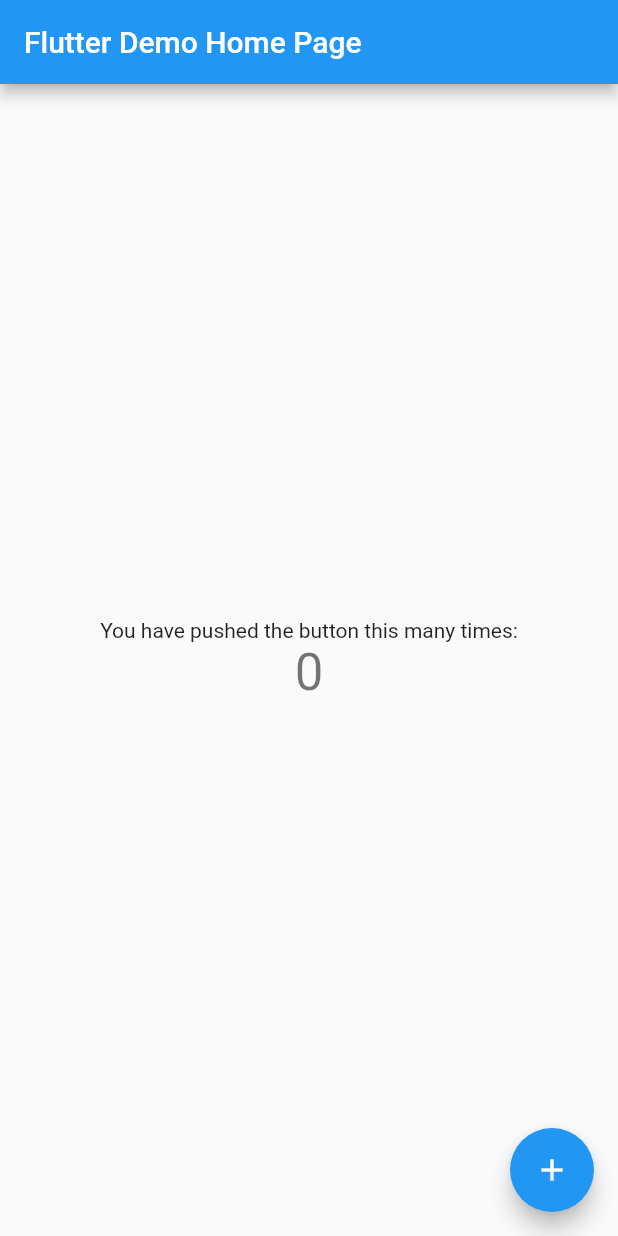
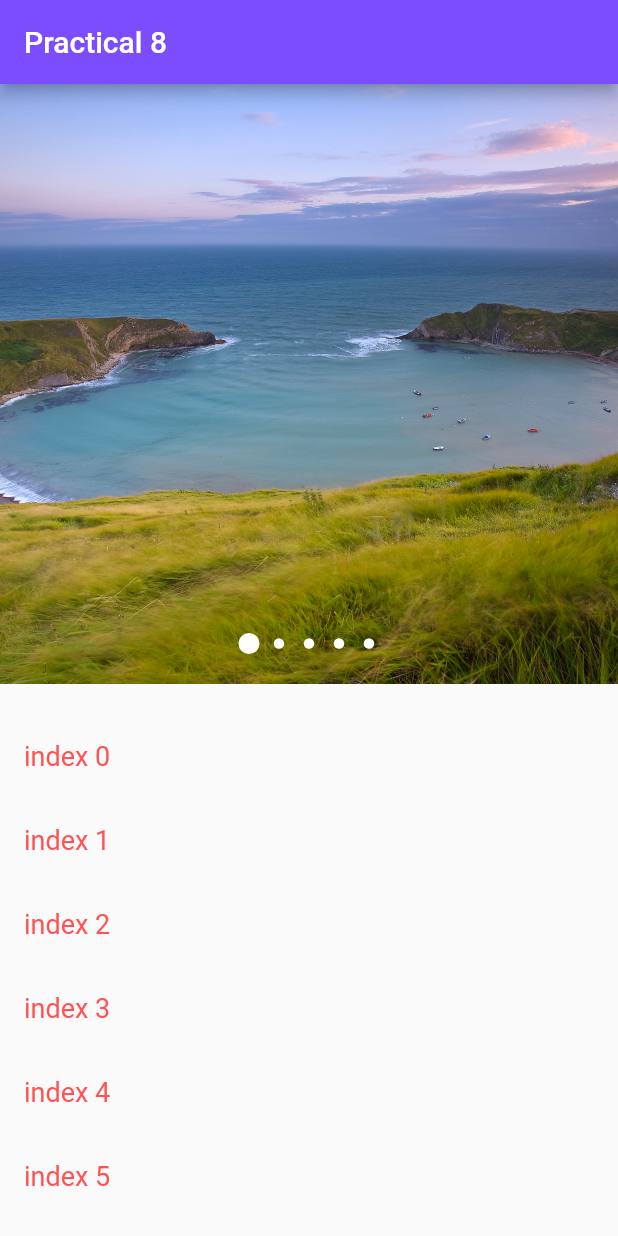
Before and after one commit to rdtank/WCMC, a Flutter app: the screen it shows after launch, on a phone screen of 412 x 824 dp. Run offline on Flutter 3.47's test engine with Material 2 defaults, Android fonts, the phone set to English and light mode, and no system bars; drawn by our look-alikes of carousel_pro; our stand-ins replace fluttertoast; missing offline and left inert: torch.

Commit message:
Practical 8

```diff
--- a/practical_8/lib/main.dart
+++ b/practical_8/lib/main.dart
@@ -1,111 +1,59 @@
 import 'package:flutter/material.dart';
+import 'package:carousel_pro/carousel_pro.dart';
 
 void main() => runApp(MyApp());
 
 class MyApp extends StatelessWidget {
-  // This widget is the root of your application.
   @override
   Widget build(BuildContext context) {
     return MaterialApp(
-      title: 'Flutter Demo',
-      theme: ThemeData(
-        // This is the theme of your application.
-        //
-        // Try running your application with "flutter run". You'll see the
-        // application has a blue toolbar. Then, without quitting the app, try
-        // changing the primarySwatch below to Colors.green and then invoke
-        // "hot reload" (press "r" in the console where you ran "flutter run",
-        // or simply save your changes to "hot reload" in a Flutter IDE).
-        // Notice that the counter didn't reset back to zero; the application
-        // is not restarted.
-        primarySwatch: Colors.blue,
-      ),
-      home: MyHomePage(title: 'Flutter Demo Home Page'),
+      title: 'Carousel',
+      home: MyCarousel(),
     );
   }
 }
 
-class MyHomePage extends StatefulWidget {
-  MyHomePage({Key key, this.title}) : super(key: key);
-
-  // This widget is the home page of your application. It is stateful, meaning
-  // that it has a State object (defined below) that contains fields that affect
-  // how it looks.
-
-  // This class is the configuration for the state. It holds the values (in this
-  // case the title) provided by the parent (in this case the App widget) and
-  // used by the build method of the State. Fields in a Widget subclass are
-  // always marked "final".
-
-  final String title;
-
-  @override
-  _MyHomePageState createState() => _MyHomePageState();
-}
-
-class _MyHomePageState extends State<MyHomePage> {
-  int _counter = 0;
-
-  void _incrementCounter() {
-    setState(() {
-      // This call to setState tells the Flutter framework that something has
-      // changed in this State, which causes it to rerun the build method below
-      // so that the display can reflect the updated values. If we changed
-      // _counter without calling setState(), then the build method would not be
-      // called again, and so nothing would appear to happen.
-      _counter++;
-    });
-  }
-
+class MyCarousel extends StatelessWidget {
   @override
   Widget build(BuildContext context) {
-    // This method is rerun every time setState is called, for instance as done
-    // by the _incrementCounter method above.
-    //
-    // The Flutter framework has been optimized to make rerunning build methods
-    // fast, so that you can just rebuild anything that needs updating rather
-    // than having to individually change instances of widgets.
     return Scaffold(
       appBar: AppBar(
-        // Here we take the value from the MyHomePage object that was created by
-        // the App.build method, and use it to set our appbar title.
-        title: Text(widget.title),
+        title: Text('Practical 8'),
+        backgroundColor: Colors.deepPurpleAccent,
       ),
-      body: Center(
-        // Center is a layout widget. It takes a single child and positions it
-        // in the middle of the parent.
-        child: Column(
-          // Column is also a layout widget. It takes a list of children and
-          // arranges them vertically. By default, it sizes itself to fit its
-          // children horizontally, and tries to be as tall as its parent.
-          //
-          // Invoke "debug painting" (press "p" in the console, choose the
-          // "Toggle Debug Paint" action from the Flutter Inspector in Android
-          // Studio, or the "Toggle Debug Paint" command in Visual Studio Code)
-          // to see the wireframe for each widget.
-          //
-          // Column has various properties to control how it sizes itself and
-          // how it positions its children. Here we use mainAxisAlignment to
-          // center the children vertically; the main axis here is the vertical
-          // axis because Columns are vertical (the cross axis would be
-          // horizontal).
-          mainAxisAlignment: MainAxisAlignment.center,
-          children: <Widget>[
-            Text(
-              'You have pushed the button this many times:',
+      body: SingleChildScrollView(child: Column(
+        children: <Widget>[
+          Container(
+            height: 400.0,
+            child: Carousel(
+              images:[
+              ExactAssetImage('assets/1.jpg'),
+              ExactAssetImage('assets/2.jpg'),
+              ExactAssetImage('assets/3.jpg'),
+              ExactAssetImage('assets/4.jpg'),
+              ExactAssetImage('assets/5.jpg'),
+              ],
+              dotSize: 7,
+              dotSpacing: 20.0,
+              showIndicator: true,
+              dotBgColor: Colors.transparent,
+              overlayShadow: true,
+              overlayShadowColors: Colors.white,
+              overlayShadowSize: 0.2,
             ),
-            Text(
-              '$_counter',
-              style: Theme.of(context).textTheme.display1,
-            ),
-          ],
-        ),
-      ),
-      floatingActionButton: FloatingActionButton(
-        onPressed: _incrementCounter,
-        tooltip: 'Increment',
-        child: Icon(Icons.add),
-      ), // This trailing comma makes auto-formatting nicer for build methods.
+          ),
+          SizedBox(height: 20.0,),
+          Container(
+              height: 350.0,
+              child: ListView.builder(
+                    itemCount: 10,
+                    itemBuilder: ((context, index) => ListTile(
+                          title: Text('index $index',style: TextStyle(color: Colors.redAccent,fontSize: 18.0),),
+
+                        ))),
+              )
+        ],
+      ),)
     );
   }
 }
```
Also changed, not shown: practical_8/pubspec.yaml (+7 -3 lines), practical_8/assets/1.jpg (added), practical_8/assets/2.jpg (added), practical_8/assets/3.jpg (added), practical_8/assets/4.jpg (added), practical_8/assets/5.jpg (added), practical_8/pubspec.lock, 1 other file.
